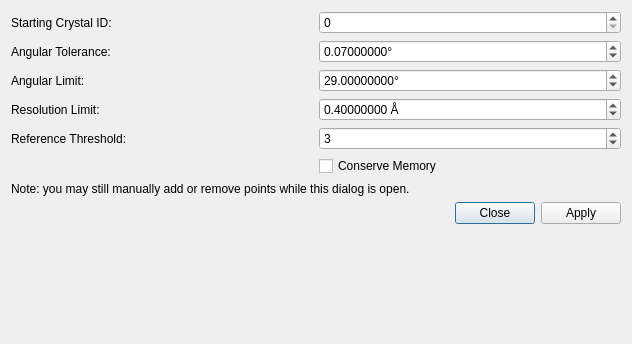
Above: polylaue/ui/resources/ui/track_dialog.ui from PolyLaue/PolyLaue before the change. Below: the same form after it.
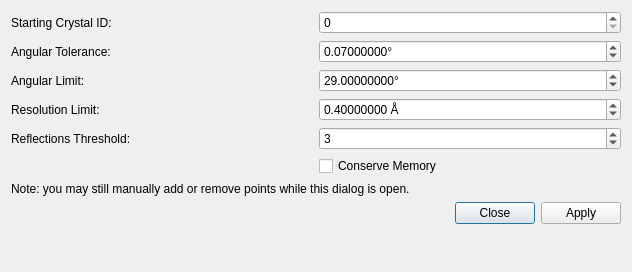
That is the form after the change. Custom widgets are drawn as their Qt base class.

Commit message:
Rename "Reference" to "Reflections"
The "Reference Threshold" should actually be "Reflections Threshold".

```diff
--- a/polylaue/ui/resources/ui/track_dialog.ui
+++ b/polylaue/ui/resources/ui/track_dialog.ui
@@ -7,7 +7,7 @@
     <x>0</x>
     <y>0</y>
     <width>632</width>
-    <height>344</height>
+    <height>272</height>
    </rect>
   </property>
   <property name="sizePolicy">
@@ -69,7 +69,7 @@
       <string>&lt;html&gt;&lt;head/&gt;&lt;body&gt;&lt;p&gt;The minimum number of indexed reflections to assume the indexing routine was successful.&lt;/p&gt;&lt;p&gt;&lt;br/&gt;&lt;/p&gt;&lt;p&gt;Default: 3&lt;/p&gt;&lt;/body&gt;&lt;/html&gt;</string>
      </property>
      <property name="text">
-      <string>Reference Threshold:</string>
+      <string>Reflections Threshold:</string>
      </property>
     </widget>
    </item>
@@ -182,7 +182,7 @@
      <property name="sizeHint" stdset="0">
       <size>
        <width>20</width>
-       <height>40</height>
+       <height>0</height>
       </size>
      </property>
     </spacer>
```
Left out of the diff: 6 changed lines with no effect on the pictures. The commit also changes 3 other files.
